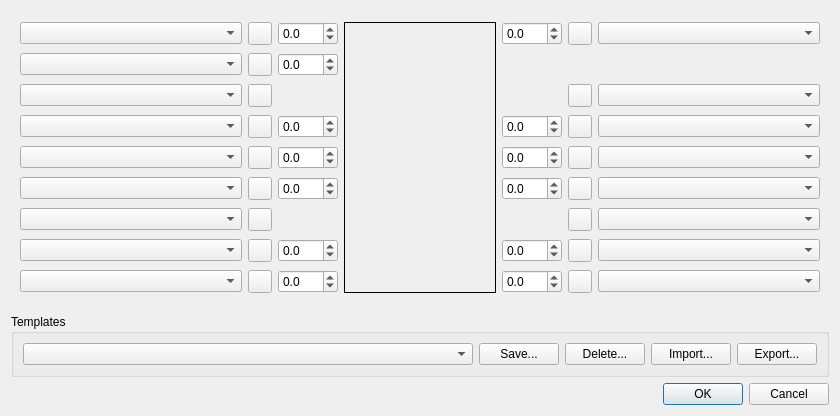
Above: lclib/qt/lc_qminifigdialog.ui from trevorsandy/lpub3d-ci before the change. Below: the same form after it.
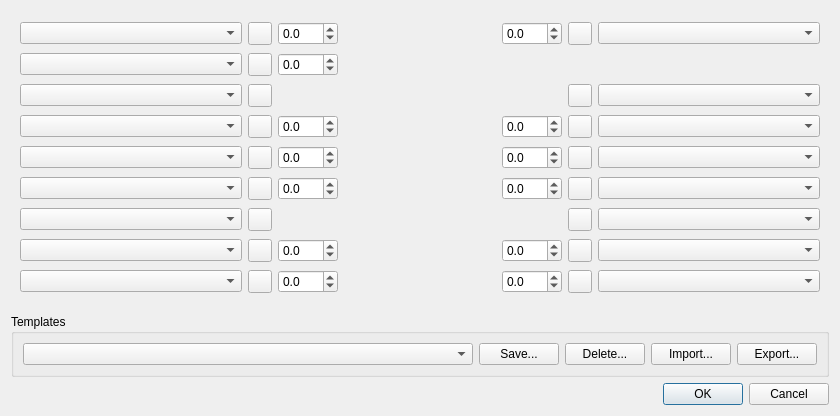
That is the form after the change. Custom widgets are drawn as their Qt base class.

```diff
--- a/lclib/qt/lc_qminifigdialog.ui
+++ b/lclib/qt/lc_qminifigdialog.ui
@@ -68,7 +68,7 @@
          </sizepolicy>
         </property>
         <property name="frameShape">
-         <enum>QFrame::Panel</enum>
+         <enum>QFrame::NoFrame</enum>
         </property>
         <property name="frameShadow">
          <enum>QFrame::Plain</enum>
```
